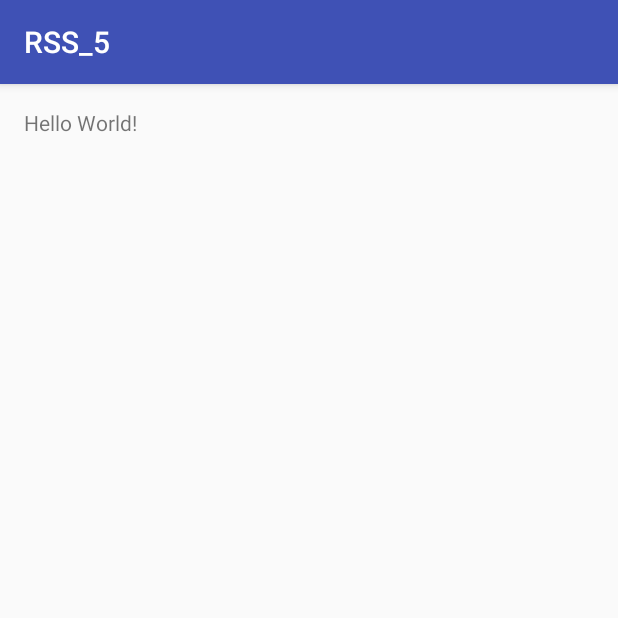
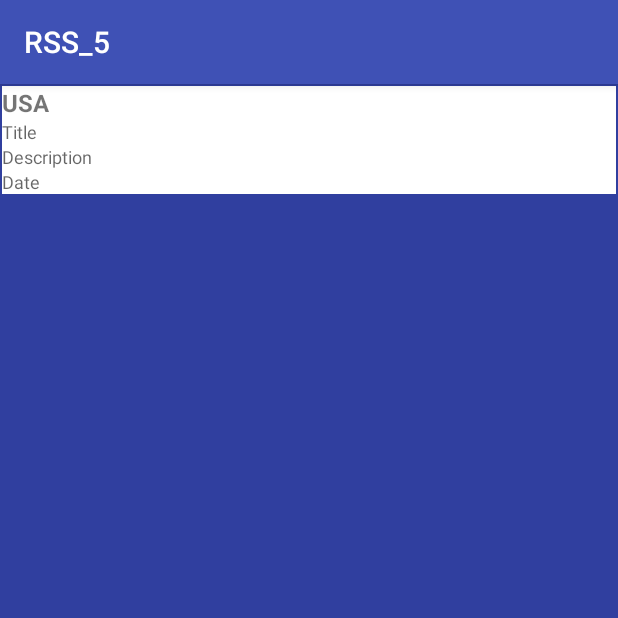
Before and after one commit to Omid07/rss_5, an Android app: the screen it shows after launch (MainActivity), on a phone screen of 412 x 824 dp, the top half of it. Run offline under Robolectric (Android 15) with nearby library versions, the phone set to English and light mode, and no system bars.

Commit message:
main page UI

```diff
--- a/app/build.gradle
+++ b/app/build.gradle
@@ -23,4 +23,5 @@ dependencies {
     compile fileTree(dir: 'libs', include: ['*.jar'])
     testCompile 'junit:junit:4.12'
     compile 'com.android.support:appcompat-v7:23.3.0'
+    compile "com.android.support:recyclerview-v7:23.0.1"
 }
--- /dev/null
+++ b/app/src/main/java/com/example/omid/rss_5/CategoryAdapter.java
@@ -0,0 +1,37 @@
+package com.example.omid.rss_5;
+
+import android.support.v7.widget.RecyclerView;
+import android.view.LayoutInflater;
+import android.view.View;
+import android.view.ViewGroup;
+
+
+/**
+ * Created by omid on 5/31/16.
+ */
+public class CategoryAdapter extends RecyclerView.Adapter<RecyclerView.ViewHolder> {
+    private String[] mDataset;
+
+    public CategoryAdapter(String[] categoriesDataset) {
+        mDataset = categoriesDataset;
+    }
+
+    @Override
+    public RecyclerView.ViewHolder onCreateViewHolder(ViewGroup parent, int viewType) {
+        View view = LayoutInflater.from(parent.getContext()).inflate(R.layout.category_list, parent, false);
+        RecyclerView.ViewHolder viewHolder = new CategoryViewHolder(view);
+        return viewHolder;
+    }
+
+    @Override
+    public void onBindViewHolder(RecyclerView.ViewHolder holder, int position) {
+        CategoryViewHolder viewHolder = (CategoryViewHolder) holder;
+         String category=mDataset[position];
+         viewHolder.update(category);
+    }
+
+    @Override
+    public int getItemCount() {
+        return mDataset.length;
+    }
+}
--- /dev/null
+++ b/app/src/main/java/com/example/omid/rss_5/CategoryViewHolder.java
@@ -0,0 +1,29 @@
+package com.example.omid.rss_5;
+
+import android.support.v7.widget.RecyclerView;
+import android.view.View;
+import android.widget.TextView;
+
+import java.util.ArrayList;
+
+/**
+ * Created by omid on 5/31/16.
+ */
+public class CategoryViewHolder extends RecyclerView.ViewHolder {
+    private TextView textCategory;
+    private TextView textTitle;
+    private TextView textShortDescription;
+    private TextView textDate;
+
+    public CategoryViewHolder(View view) {
+        super(view);
+        textCategory = (TextView) view.findViewById(R.id.text_category);
+        textTitle = (TextView) view.findViewById(R.id.text_title);
+        textShortDescription = (TextView) view.findViewById(R.id.text_short_description);
+        textDate = (TextView) view.findViewById(R.id.text_date);
+    }
+
+    public void update(String category){
+        textCategory.setText(category);
+    }
+}
--- a/app/src/main/java/com/example/omid/rss_5/MainActivity.java
+++ b/app/src/main/java/com/example/omid/rss_5/MainActivity.java
@@ -1,13 +1,27 @@
 package com.example.omid.rss_5;
 
+import android.content.res.Resources;
 import android.support.v7.app.AppCompatActivity;
 import android.os.Bundle;
+import android.support.v7.widget.LinearLayoutManager;
+import android.support.v7.widget.RecyclerView;
 
 public class MainActivity extends AppCompatActivity {
+
+    private RecyclerView mRecyclerView;
+    private RecyclerView.Adapter mAdapter;
+    private RecyclerView.LayoutManager mLayoutManager;
 
     @Override
     protected void onCreate(Bundle savedInstanceState) {
         super.onCreate(savedInstanceState);
         setContentView(R.layout.activity_main);
+        mRecyclerView = (RecyclerView) findViewById(R.id.category_recycler_view);
+        Resources resources = getResources();
+        String [] categories = resources.getStringArray(R.array.categories);
+        mLayoutManager = new LinearLayoutManager(this);
+        mRecyclerView.setLayoutManager(mLayoutManager);
+        mAdapter = new CategoryAdapter(categories);
+        mRecyclerView.setAdapter(mAdapter);
     }
 }
--- a/app/src/main/res/layout/activity_main.xml
+++ b/app/src/main/res/layout/activity_main.xml
@@ -1,16 +1,11 @@
-<?xml version="1.0" encoding="utf-8"?>
 <RelativeLayout xmlns:android="http://schemas.android.com/apk/res/android"
-    xmlns:tools="http://schemas.android.com/tools"
     android:layout_width="match_parent"
-    android:layout_height="match_parent"
-    android:paddingBottom="@dimen/activity_vertical_margin"
-    android:paddingLeft="@dimen/activity_horizontal_margin"
-    android:paddingRight="@dimen/activity_horizontal_margin"
-    android:paddingTop="@dimen/activity_vertical_margin"
-    tools:context="com.example.omid.rss_5.MainActivity">
+    android:layout_height="match_parent">
 
-    <TextView
-        android:layout_width="wrap_content"
-        android:layout_height="wrap_content"
-        android:text="Hello World!" />
+    <android.support.v7.widget.RecyclerView
+        android:id="@+id/category_recycler_view"
+        android:layout_width="match_parent"
+        android:layout_height="match_parent"
+        android:scrollbars="vertical" />
+
 </RelativeLayout>
--- /dev/null
+++ b/app/src/main/res/layout/category_list.xml
@@ -0,0 +1,43 @@
+<RelativeLayout xmlns:android="http://schemas.android.com/apk/res/android"
+    android:layout_width="match_parent"
+    android:layout_height="match_parent"
+    android:background="@color/colorPrimaryDark"
+    android:padding="@dimen/_1dp">
+
+    <TextView
+        android:id="@+id/text_category"
+        android:layout_width="match_parent"
+        android:layout_height="wrap_content"
+        android:background="@color/colorWhite"
+        android:hint="@string/category_name"
+        android:textSize="@dimen/_16sp"
+        android:textStyle="bold" />
+
+    <TextView
+        android:id="@+id/text_title"
+        android:layout_width="match_parent"
+        android:layout_height="wrap_content"
+        android:layout_below="@+id/text_category"
+        android:background="@color/colorWhite"
+        android:hint="@string/title"
+        android:textSize="@dimen/_12sp" />
+
+    <TextView
+        android:id="@+id/text_short_description"
+        android:layout_width="match_parent"
+        android:layout_height="wrap_content"
+        android:layout_below="@+id/text_title"
+        android:background="@color/colorWhite"
+        android:hint="@string/description"
+        android:textSize="@dimen/_12sp" />
+
+    <TextView
+        android:id="@+id/text_date"
+        android:layout_width="match_parent"
+        android:layout_height="wrap_content"
+        android:layout_below="@+id/text_short_description"
+        android:background="@color/colorWhite"
+        android:hint="@string/date"
+        android:textSize="@dimen/_12sp" />
+
+</RelativeLayout>
--- a/app/src/main/res/values/colors.xml
+++ b/app/src/main/res/values/colors.xml
@@ -3,4 +3,5 @@
     <color name="colorPrimary">#3F51B5</color>
     <color name="colorPrimaryDark">#303F9F</color>
     <color name="colorAccent">#FF4081</color>
+    <color name="colorWhite">#FFFFFF</color>
 </resources>
--- a/app/src/main/res/values/dimens.xml
+++ b/app/src/main/res/values/dimens.xml
@@ -2,4 +2,7 @@
     <!-- Default screen margins, per the Android Design guidelines. -->
     <dimen name="activity_horizontal_margin">16dp</dimen>
     <dimen name="activity_vertical_margin">16dp</dimen>
+    <dimen name="_16sp">16sp</dimen>
+    <dimen name="_12sp">12sp</dimen>
+    <dimen name="_1dp">1dp</dimen>
 </resources>
--- a/app/src/main/res/values/strings.xml
+++ b/app/src/main/res/values/strings.xml
@@ -1,3 +1,25 @@
 <resources>
     <string name="app_name">RSS_5</string>
+    <string-array name="categories">
+        <item>USA</item>
+        <item>Africa</item>
+        <item>Asia</item>
+        <item>Middle Est</item>
+        <item>Europ</item>
+        <item>Americas</item>
+        <item>Science and Technology</item>
+        <item>Economy</item>
+        <item>Health</item>
+        <item>Arts and Entertainment</item>
+        <item>2016 USA Votes</item>
+        <item>One-Minute Features</item>
+        <item>Voa Editors Picks</item>
+        <item>Extremism Watch</item>
+        <item>Day In Photos</item>
+        <item>Visiting the USA</item>
+    </string-array>
+    <string name="category_name">Category Name</string>
+    <string name="title">Title</string>
+    <string name="description">Description</string>
+    <string name="date">Date</string>
 </resources>
```
